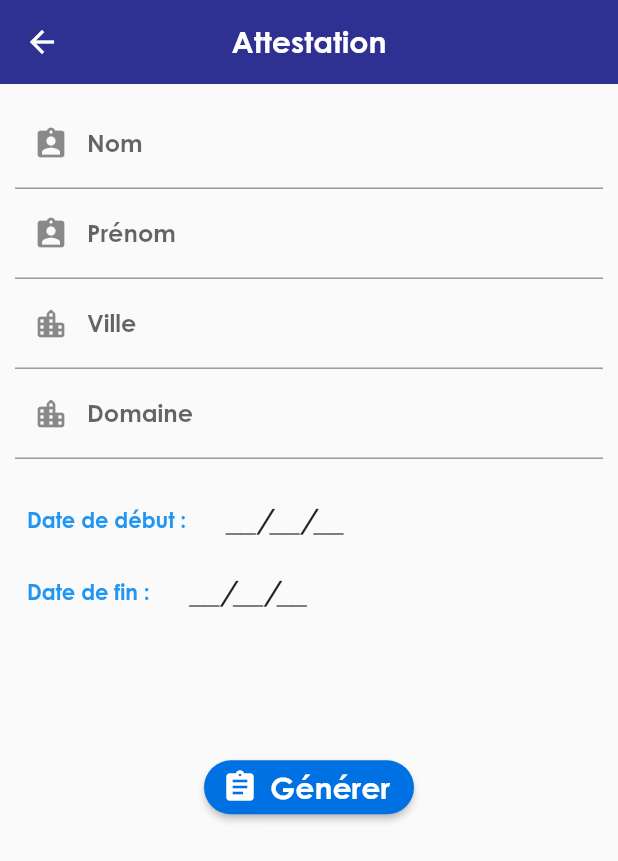
After one commit to LewisTina/autofactrPKA, a Flutter app: the screen it shows after launch, after a tap on "Facture/Devis", on a phone screen of 412 x 824 dp. The commit adds this screen. Shown: the top 861 px of the screen. Run offline on Flutter 3.47's test engine with Material 2 defaults, Android fonts, the phone set to English and light mode, and no system bars; our stand-ins replace flutter_svg, lite_rolling_switch, pdf, printing; project files that could hold a hidden picture were left out.

Commit message:
add form the get certificate data

```diff
--- a/lib/corp.dart
+++ b/lib/corp.dart
@@ -1,22 +1,21 @@
+import 'package:autofact/body.dart';
 import 'package:flutter/material.dart';
-import 'package:autofact/body.dart';
 
 class Corp extends StatelessWidget {
-
   @override
   Widget build(BuildContext context) {
     return Scaffold(
       backgroundColor: Colors.white,
       appBar: AppBar(
         centerTitle: true,
-        title:
-        Text('Facturation Automatique',
-              style: TextStyle(fontFamily: 'Century Gothic',fontWeight: FontWeight.w400,)
-        ),
+        title: Text('FactAuto',
+            style: TextStyle(
+              fontFamily: 'Century Gothic',
+              fontWeight: FontWeight.w400,
+            )),
         backgroundColor: Color(0xFF2E3191),
         elevation: 0.0,
       ),
-
       body: Body(),
     );
   }
--- /dev/null
+++ b/lib/features/printer/models/certificateData.dart
@@ -0,0 +1,21 @@
+import 'package:flutter/cupertino.dart';
+
+class CertificateData {
+  final String name, lastname, town, startDate, endDate, domain;
+  CertificateData(
+      {@required this.name,
+      @required this.lastname,
+      @required this.town,
+      @required this.startDate,
+      @required this.endDate,
+      @required this.domain});
+  CertificateData copyWith({String name, lastname, town, startDate, endDate, domain}) =>
+      CertificateData(
+          name: name ?? this.name,
+          town: town ?? this.town,
+          startDate: startDate ?? this.startDate,
+          endDate: endDate ?? this.endDate,
+          lastname: lastname ?? this.lastname,
+        domain: domain ?? this.domain
+      );
+}
--- /dev/null
+++ b/lib/features/printer/presentation/widgets/certificate_form.dart
@@ -0,0 +1,178 @@
+import 'package:autofact/features/printer/models/certificateData.dart';
+import 'package:autofact/features/printer/presentation/widgets/printer.dart';
+import 'package:flutter/material.dart';
+
+class CertificateForm extends StatefulWidget {
+  const CertificateForm({Key key}) : super(key: key);
+
+  @override
+  _CertificateFormState createState() => _CertificateFormState();
+}
+
+class _CertificateFormState extends State<CertificateForm> {
+  TextEditingController firstname = TextEditingController();
+  TextEditingController lastname = TextEditingController();
+  TextEditingController town = TextEditingController();
+  TextEditingController domain = TextEditingController();
+  String startDate = "__/__/__";
+  String endDate = "__/__/__";
+
+  DateTime selectedDate = DateTime.now();
+
+  _selectDate(BuildContext context, bool isStart) async {
+    final DateTime selected = await showDatePicker(
+      context: context,
+      initialDate: selectedDate,
+      firstDate: DateTime(2010),
+      lastDate: DateTime(2025),
+    );
+    if (selected != null && selected != selectedDate)
+      setState(() {
+        selectedDate = selected;
+      });
+    isStart == true
+        ? startDate =
+            "${selectedDate.day}/${selectedDate.month}/${selectedDate.year}"
+        : endDate =
+            "${selectedDate.day}/${selectedDate.month}/${selectedDate.year}";
+  }
+
+  @override
+  Widget build(BuildContext context) {
+    return Scaffold(
+      appBar: AppBar(
+        centerTitle: true,
+        title: Text('Attestation',
+            style: TextStyle(
+              fontFamily: 'Century Gothic',
+              fontWeight: FontWeight.w400,
+            )),
+        backgroundColor: Color(0xFF2E3191),
+        elevation: 0.0,
+      ),
+      body: Padding(
+        padding: EdgeInsets.all(10),
+        child: SingleChildScrollView(
+          child: Column(children: <Widget>[
+            TextFormField(
+              controller: lastname,
+              onChanged: (String value) {},
+              decoration: InputDecoration(
+                labelText: 'Nom',
+                prefixIcon: Icon(Icons.assignment_ind),
+              ),
+            ),
+            TextFormField(
+              controller: firstname,
+              onChanged: (String value) {},
+              decoration: InputDecoration(
+                labelText: 'Prénom',
+                prefixIcon: Icon(Icons.assignment_ind),
+              ),
+            ),
+            TextFormField(
+              controller: town,
+              onChanged: (String value) {},
+              decoration: InputDecoration(
+                labelText: 'Ville',
+                prefixIcon: Icon(Icons.location_city_rounded),
+              ),
+            ),
+            TextFormField(
+              controller: domain,
+              onChanged: (String value) {},
+              decoration: InputDecoration(
+                labelText: 'Domaine',
+                prefixIcon: Icon(Icons.location_city_rounded),
+              ),
+            ),
+            SizedBox(
+              height: MediaQuery.of(context).size.height * .02,
+            ),
+            Row(
+              children: [
+                TextButton(
+                  child: Row(
+                    children: [Text("Date de début : ")],
+                  ),
+                  onPressed: () {
+                    _selectDate(context, true);
+                  },
+                ),
+                SizedBox(
+                  width: 15,
+                ),
+                Text(startDate,
+                    style: TextStyle(
+                        fontFamily: 'Century Gothic',
+                        fontSize: 20,
+                        fontStyle: FontStyle.italic,
+                        fontWeight: FontWeight.bold))
+              ],
+            ),
+            Row(
+              children: [
+                TextButton(
+                  style: ButtonStyle(),
+                  child: Row(
+                    children: [Text("Date de fin : ")],
+                  ),
+                  onPressed: () {
+                    _selectDate(context, false);
+                  },
+                ),
+                SizedBox(
+                  width: 15,
+                ),
+                Text(endDate,
+                    style: TextStyle(
+                        fontFamily: 'Century Gothic',
+                        fontSize: 20,
+                        fontStyle: FontStyle.italic,
+                        fontWeight: FontWeight.bold))
+              ],
+            ),
+            SizedBox(
+              height: MediaQuery.of(context).size.height * .1,
+            ),
+            RaisedButton.icon(
+              shape: RoundedRectangleBorder(
+                borderRadius: BorderRadius.circular(18.0),
+              ),
+              onPressed: () {
+                if (lastname.value != null &&
+                    firstname.value != null &&
+                    town.value != null &&
+                    domain.value != null &&
+                    startDate != '' &&
+                    endDate != '') {
+                  print(lastname.value.text.toString());
+                  CertificateData data = new CertificateData(
+                      name: lastname.value.text.toString(),
+                      lastname: firstname.value.text.toString(),
+                      town: town.value.text.toString(),
+                      startDate: startDate,
+                      endDate: endDate,
+                      domain: domain.value.text.toString());
+                  print("the data : ${data.name}");
+                  Navigator.push(context, Printer(formatModel: 3, data: data));
+                }
+              },
+              color: Color(0xFF0071E3),
+              textColor: Colors.white,
+              label: Text(
+                "Générer",
+                style: TextStyle(
+                  fontFamily: 'Century Gothic',
+                  fontSize: 20,
+                  fontWeight: FontWeight.w700,
+                ),
+              ),
+              icon: Icon(Icons.assignment),
+            )
+          ]),
+        ),
+      ),
+    );
+  }
+}
--- a/lib/invoice.dart
+++ b/lib/invoice.dart
@@ -345,7 +345,7 @@ class Invoice {
 }
 
 String _formatCurrency(double amount) {
-  return '\XFA${amount.toStringAsFixed(2)}';
+  return '\XAF${amount.toStringAsFixed(2)}';
 }
 
 class Product {
```
Also changed, not shown: lib/body.dart (+47 -18 lines), lib/features/printer/presentation/pages/select_model_page.dart (+23 -23 lines), lib/features/printer/presentation/widgets/printer.dart (+4 -3 lines), assets/Svg/FootE_GEG.svg, assets/Svg/Foot_GEG.svg, assets/Svg/Head_GEG.svg.
